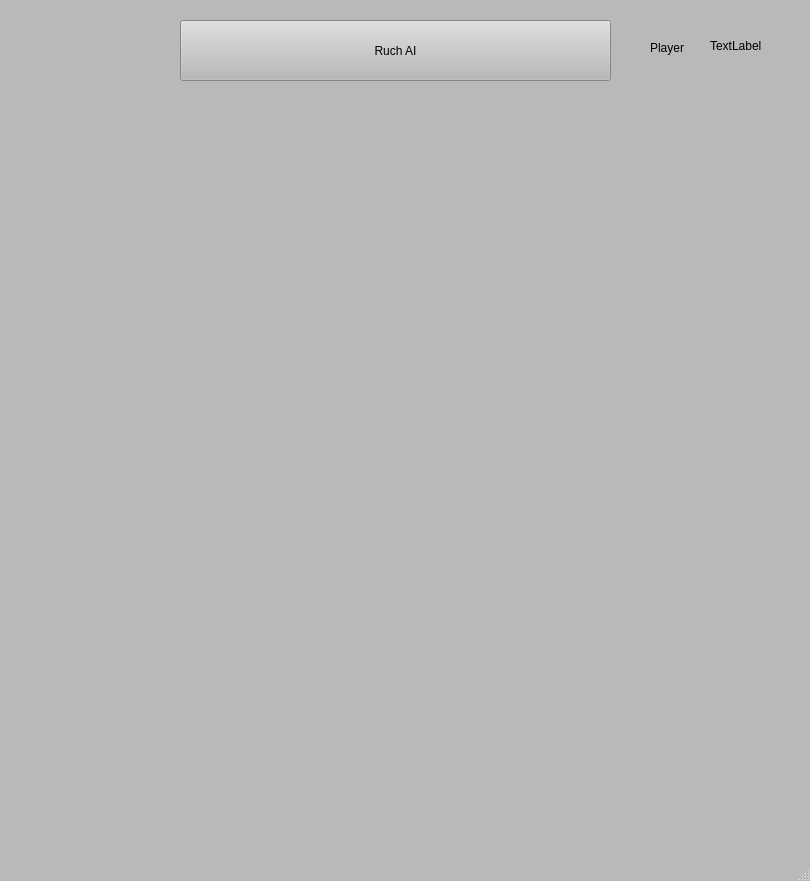
Old version of the form mainwindow.ui in the repository WimpPgK/Cpp__Gomoku_alfaBeta_minMax-.
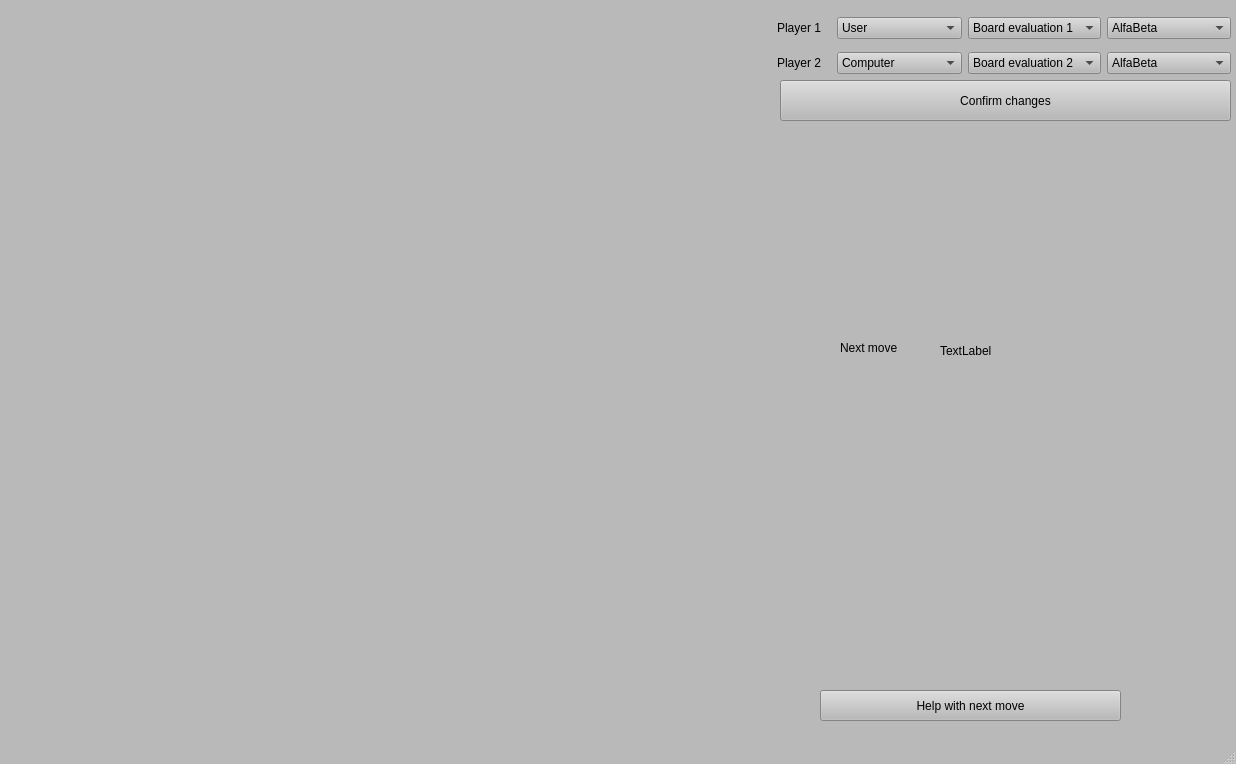
New version of the form.

```diff
--- a/mainwindow.ui
+++ b/mainwindow.ui
@@ -6,8 +6,8 @@
    <rect>
     <x>0</x>
     <y>0</y>
-    <width>810</width>
-    <height>881</height>
+    <width>1236</width>
+    <height>764</height>
    </rect>
   </property>
   <property name="palette">
@@ -459,8 +459,8 @@
    <widget class="QWidget" name="gridLayoutWidget">
     <property name="geometry">
      <rect>
-      <x>20</x>
-      <y>100</y>
+      <x>10</x>
+      <y>10</y>
       <width>761</width>
       <height>721</height>
      </rect>
@@ -471,55 +471,187 @@
      </property>
     </layout>
    </widget>
-   <widget class="QWidget" name="gridLayoutWidget_2">
+   <widget class="QLabel" name="label">
     <property name="geometry">
      <rect>
-      <x>180</x>
-      <y>20</y>
-      <width>431</width>
-      <height>61</height>
+      <x>840</x>
+      <y>330</y>
+      <width>91</width>
+      <height>36</height>
      </rect>
     </property>
-    <layout class="QGridLayout" name="gridLayout_2">
+    <property name="text">
+     <string>Next move</string>
+    </property>
+   </widget>
+   <widget class="QLabel" name="label_nextMove">
+    <property name="geometry">
+     <rect>
+      <x>940</x>
+      <y>270</y>
+      <width>181</width>
+      <height>161</height>
+     </rect>
+    </property>
+    <property name="text">
+     <string>TextLabel</string>
+    </property>
+   </widget>
+   <widget class="QWidget" name="gridLayoutWidget_3">
+    <property name="geometry">
+     <rect>
+      <x>770</x>
+      <y>10</y>
+      <width>461</width>
+      <height>71</height>
+     </rect>
+    </property>
+    <layout class="QGridLayout" name="gridLayout_3">
+     <item row="1" column="1">
+      <widget class="QComboBox" name="comboBox_role_player2">
+       <item>
+        <property name="text">
+         <string>Computer</string>
+        </property>
+       </item>
+       <item>
+        <property name="text">
+         <string>User</string>
+        </property>
+       </item>
+      </widget>
+     </item>
+     <item row="0" column="2">
+      <widget class="QComboBox" name="comboBox_heuristic_player1">
+       <item>
+        <property name="text">
+         <string>Board evaluation 1</string>
+        </property>
+       </item>
+       <item>
+        <property name="text">
+         <string>Board evaluation 2</string>
+        </property>
+       </item>
+      </widget>
+     </item>
+     <item row="1" column="0">
+      <widget class="QLabel" name="label_3">
+       <property name="text">
+        <string>Player 2   </string>
+       </property>
+       <property name="alignment">
+        <set>Qt::AlignRight|Qt::AlignTrailing|Qt::AlignVCenter</set>
+       </property>
+      </widget>
+     </item>
+     <item row="1" column="2">
+      <widget class="QComboBox" name="comboBox_heuristic_player2">
+       <item>
+        <property name="text">
+         <string>Board evaluation 2</string>
+        </property>
+       </item>
+       <item>
+        <property name="text">
+         <string>Board evaluation 1</string>
+        </property>
+       </item>
+      </widget>
+     </item>
      <item row="0" column="0">
-      <widget class="QPushButton" name="pushButton">
+      <widget class="QLabel" name="label_2">
        <property name="sizePolicy">
-        <sizepolicy hsizetype="Minimum" vsizetype="Minimum">
+        <sizepolicy hsizetype="Maximum" vsizetype="Maximum">
          <horstretch>0</horstretch>
          <verstretch>0</verstretch>
         </sizepolicy>
        </property>
+       <property name="layoutDirection">
+        <enum>Qt::LeftToRight</enum>
+       </property>
        <property name="text">
-        <string>Ruch AI</string>
+        <string>  Player 1   </string>
        </property>
+       <property name="alignment">
+        <set>Qt::AlignRight|Qt::AlignTrailing|Qt::AlignVCenter</set>
+       </property>
+      </widget>
+     </item>
+     <item row="0" column="1">
+      <widget class="QComboBox" name="comboBox_role_player1">
+       <item>
+        <property name="text">
+         <string>User</string>
+        </property>
+       </item>
+       <item>
+        <property name="text">
+         <string>Computer</string>
+        </property>
+       </item>
+      </widget>
+     </item>
+     <item row="0" column="3">
+      <widget class="QComboBox" name="comboBox_algorithm_player1">
+       <item>
+        <property name="text">
+         <string>AlfaBeta</string>
+        </property>
+       </item>
+       <item>
+        <property name="text">
+         <string>MinMax</string>
+        </property>
+       </item>
+      </widget>
+     </item>
+     <item row="1" column="3">
+      <widget class="QComboBox" name="comboBox_algorithm_player2">
+       <item>
+        <property name="text">
+         <string>AlfaBeta</string>
+        </property>
+       </item>
+       <item>
+        <property name="text">
+         <string>MinMax</string>
+        </property>
+       </item>
       </widget>
      </item>
     </layout>
    </widget>
-   <widget class="QLabel" name="label">
+   <widget class="QPushButton" name="pushButton_confirmChanges">
     <property name="geometry">
      <rect>
-      <x>650</x>
-      <y>30</y>
-      <width>51</width>
-      <height>36</height>
+      <x>780</x>
+      <y>80</y>
+      <width>451</width>
+      <height>41</height>
      </rect>
     </property>
     <property name="text">
-     <string>Player</string>
+     <string>Confirm changes</string>
     </property>
    </widget>
-   <widget class="QLabel" name="label_nextMove">
+   <widget class="QPushButton" name="pushButton">
     <property name="geometry">
      <rect>
-      <x>710</x>
-      <y>10</y>
-      <width>71</width>
-      <height>71</height>
+      <x>820</x>
+      <y>690</y>
+      <width>301</width>
+      <height>31</height>
      </rect>
     </property>
+    <property name="sizePolicy">
+     <sizepolicy hsizetype="Minimum" vsizetype="Minimum">
+      <horstretch>0</horstretch>
+      <verstretch>0</verstretch>
+     </sizepolicy>
+    </property>
     <property name="text">
-     <string>TextLabel</string>
+     <string>Help with next move</string>
     </property>
    </widget>
   </widget>
```
Left out of the diff: 4 changed lines with no effect on the pictures.
